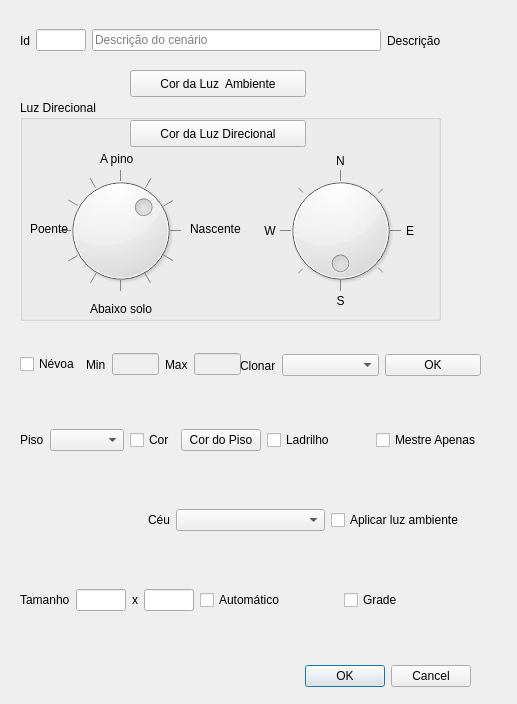
This is ifg/qt/ui/cenario.ui in matferib/tabuleiro-virtual as Qt 5 draws it before an edit. The edited form follows.
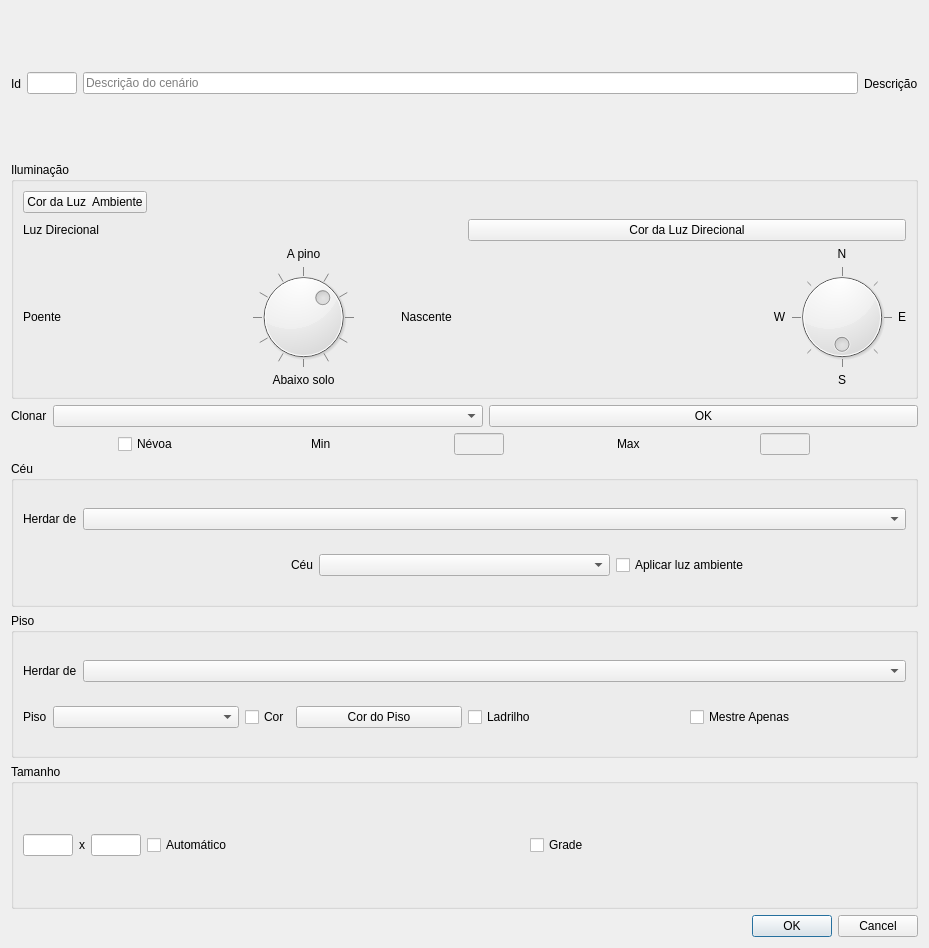
This is the edited form.

Commit message: ui cenario com combos de heranca

Diff of the .ui file:
```diff
--- a/ifg/qt/ui/cenario.ui
+++ b/ifg/qt/ui/cenario.ui
@@ -6,310 +6,139 @@
    <rect>
     <x>0</x>
     <y>0</y>
-    <width>517</width>
-    <height>704</height>
+    <width>929</width>
+    <height>948</height>
    </rect>
   </property>
   <property name="windowTitle">
    <string>Propriedades Tabuleiro</string>
   </property>
-  <widget class="QDialogButtonBox" name="botoes">
-   <property name="geometry">
-    <rect>
-     <x>130</x>
-     <y>660</y>
-     <width>341</width>
-     <height>32</height>
-    </rect>
-   </property>
-   <property name="orientation">
-    <enum>Qt::Horizontal</enum>
-   </property>
-   <property name="standardButtons">
-    <set>QDialogButtonBox::Cancel|QDialogButtonBox::Ok</set>
-   </property>
-  </widget>
-  <widget class="QWidget" name="horizontalLayoutWidget">
-   <property name="geometry">
-    <rect>
-     <x>20</x>
-     <y>400</y>
-     <width>461</width>
-     <height>80</height>
-    </rect>
-   </property>
-   <layout class="QHBoxLayout" name="horizontalLayout">
+  <layout class="QVBoxLayout" name="verticalLayout_4">
     <item>
-     <layout class="QHBoxLayout" name="horizontalLayout_8">
-      <item>
-       <widget class="QLabel" name="label">
-        <property name="sizePolicy">
-         <sizepolicy hsizetype="Fixed" vsizetype="Preferred">
-          <horstretch>0</horstretch>
-          <verstretch>0</verstretch>
-         </sizepolicy>
-        </property>
+    <layout class="QHBoxLayout" name="horizontalLayout_5">
+     <item alignment="Qt::AlignRight">
+      <widget class="QLabel" name="label_15">
         <property name="text">
-         <string>Piso</string>
-        </property>
-        <property name="alignment">
-         <set>Qt::AlignLeading|Qt::AlignLeft|Qt::AlignVCenter</set>
-        </property>
-       </widget>
-      </item>
-      <item>
-       <widget class="QComboBox" name="combo_fundo">
-        <property name="toolTip">
-         <string>Escolha o tipo de piso</string>
-        </property>
-       </widget>
-      </item>
-     </layout>
-    </item>
-    <item>
-     <layout class="QHBoxLayout" name="horizontalLayout_7">
-      <item>
-       <widget class="QCheckBox" name="checkbox_cor_piso">
-        <property name="sizePolicy">
-         <sizepolicy hsizetype="Fixed" vsizetype="Fixed">
-          <horstretch>0</horstretch>
-          <verstretch>0</verstretch>
-         </sizepolicy>
-        </property>
-        <property name="toolTip">
-         <string>Usar cor de piso?</string>
-        </property>
-        <property name="text">
-         <string>Cor</string>
-        </property>
-       </widget>
-      </item>
-      <item>
-       <widget class="QPushButton" name="botao_cor_piso">
-        <property name="text">
-         <string>Cor do Piso</string>
-        </property>
-       </widget>
-      </item>
-     </layout>
-    </item>
-    <item>
-     <widget class="QCheckBox" name="checkbox_ladrilho">
-      <property name="toolTip">
-       <string>Se marcado, aplicará a textura como um ladrilho (por quadrado)</string>
-      </property>
-      <property name="text">
-       <string>Ladrilho</string>
-      </property>
-     </widget>
-    </item>
-    <item>
-     <widget class="QCheckBox" name="checkbox_mestre_apenas">
-      <property name="toolTip">
-       <string>Se marcado, apenas mestre verá o piso</string>
-      </property>
-      <property name="text">
-       <string>Mestre Apenas</string>
-      </property>
-     </widget>
-    </item>
-   </layout>
-  </widget>
-  <widget class="QWidget" name="horizontalLayoutWidget_2">
-   <property name="geometry">
-    <rect>
-     <x>20</x>
-     <y>560</y>
-     <width>461</width>
-     <height>80</height>
-    </rect>
-   </property>
-   <layout class="QHBoxLayout" name="horizontalLayout_2">
-    <item>
-     <widget class="QLabel" name="label_11">
-      <property name="sizePolicy">
-       <sizepolicy hsizetype="Fixed" vsizetype="Fixed">
-        <horstretch>0</horstretch>
-        <verstretch>0</verstretch>
-       </sizepolicy>
-      </property>
-      <property name="text">
-       <string>Tamanho</string>
-      </property>
-      <property name="indent">
-       <number>-1</number>
-      </property>
-     </widget>
-    </item>
-    <item>
-     <widget class="QLineEdit" name="linha_largura">
-      <property name="sizePolicy">
-       <sizepolicy hsizetype="Fixed" vsizetype="Fixed">
-        <horstretch>0</horstretch>
-        <verstretch>0</verstretch>
-       </sizepolicy>
-      </property>
+        <string>Id</string>
+       </property>
+      </widget>
+     </item>
+     <item alignment="Qt::AlignLeft">
+      <widget class="QLineEdit" name="campo_id">
       <property name="maximumSize">
        <size>
         <width>50</width>
         <height>16777215</height>
        </size>
       </property>
-      <property name="toolTip">
-       <string>largura</string>
-      </property>
-      <property name="inputMask">
-       <string notr="true">099</string>
-      </property>
+       <property name="readOnly">
+        <bool>true</bool>
+       </property>
      </widget>
     </item>
     <item>
-     <widget class="QLabel" name="label_10">
-      <property name="sizePolicy">
-       <sizepolicy hsizetype="Fixed" vsizetype="Fixed">
-        <horstretch>0</horstretch>
-        <verstretch>0</verstretch>
-       </sizepolicy>
-      </property>
-      <property name="text">
-       <string>x</string>
+      <widget class="QLineEdit" name="campo_descricao">
+       <property name="readOnly">
+        <bool>false</bool>
+       </property>
+       <property name="placeholderText">
+        <string>Descrição do cenário</string>
       </property>
      </widget>
     </item>
     <item>
-     <widget class="QLineEdit" name="linha_altura">
-      <property name="sizePolicy">
-       <sizepolicy hsizetype="Fixed" vsizetype="Fixed">
-        <horstretch>0</horstretch>
-        <verstretch>0</verstretch>
-       </sizepolicy>
-      </property>
-      <property name="maximumSize">
-       <size>
-        <width>50</width>
-        <height>16777215</height>
-       </size>
-      </property>
-      <property name="toolTip">
-       <string>altura</string>
-      </property>
-      <property name="inputMask">
-       <string notr="true">099</string>
-      </property>
-     </widget>
-    </item>
-    <item>
-     <widget class="QCheckBox" name="checkbox_tamanho_automatico">
-      <property name="toolTip">
-       <string>Se marcado, o tamanho do tabuleiro será computado a partir do tamanho da textura.</string>
-      </property>
+      <widget class="QLabel" name="label_16">
       <property name="text">
-       <string>Automático</string>
+        <string>Descrição</string>
       </property>
      </widget>
     </item>
+    </layout>
+   </item>
     <item>
-     <widget class="QCheckBox" name="checkbox_grade">
-      <property name="toolTip">
-       <string>Se marcado, o tamanho do tabuleiro será computado a partir do tamanho da textura.</string>
-      </property>
-      <property name="text">
-       <string>Grade</string>
-      </property>
-     </widget>
-    </item>
-   </layout>
-  </widget>
+    <layout class="QHBoxLayout" name="horizontalLayout_9">
+     <item>
+      <widget class="QGroupBox" name="groupBox">
+       <property name="title">
+        <string>Iluminação</string>
+       </property>
+       <layout class="QVBoxLayout" name="verticalLayout">
+        <item>
   <widget class="QPushButton" name="botao_cor_ambiente">
-   <property name="geometry">
-    <rect>
-     <x>130</x>
-     <y>70</y>
-     <width>176</width>
-     <height>27</height>
-    </rect>
+          <property name="sizePolicy">
+           <sizepolicy hsizetype="Fixed" vsizetype="Fixed">
+            <horstretch>0</horstretch>
+            <verstretch>0</verstretch>
+           </sizepolicy>
    </property>
    <property name="text">
     <string>Cor da Luz  Ambiente</string>
    </property>
   </widget>
-  <widget class="QGroupBox" name="groupBox">
-   <property name="geometry">
-    <rect>
-     <x>20</x>
-     <y>100</y>
-     <width>421</width>
-     <height>221</height>
-    </rect>
-   </property>
-   <property name="title">
+        </item>
+        <item>
+         <layout class="QHBoxLayout" name="horizontalLayout_10">
+          <item>
+           <widget class="QLabel" name="label_18">
+            <property name="sizePolicy">
+             <sizepolicy hsizetype="Preferred" vsizetype="Fixed">
+              <horstretch>0</horstretch>
+              <verstretch>0</verstretch>
+             </sizepolicy>
+            </property>
+            <property name="text">
     <string>Luz Direcional</string>
    </property>
+           </widget>
+          </item>
+          <item>
    <widget class="QPushButton" name="botao_cor_direcional">
-    <property name="geometry">
-     <rect>
-      <x>110</x>
-      <y>20</y>
-      <width>176</width>
-      <height>27</height>
-     </rect>
+            <property name="sizePolicy">
+             <sizepolicy hsizetype="Minimum" vsizetype="Preferred">
+              <horstretch>0</horstretch>
+              <verstretch>0</verstretch>
+             </sizepolicy>
     </property>
     <property name="text">
      <string>Cor da Luz Direcional</string>
     </property>
    </widget>
-   <widget class="QDial" name="dial_inclinacao">
-    <property name="geometry">
-     <rect>
-      <x>40</x>
-      <y>70</y>
-      <width>121</width>
-      <height>121</height>
-     </rect>
-    </property>
-    <property name="toolTip">
-     <string>Inclinação da Luz</string>
-    </property>
-    <property name="minimum">
-     <number>0</number>
-    </property>
-    <property name="maximum">
-     <number>360</number>
-    </property>
-    <property name="value">
-     <number>135</number>
-    </property>
-    <property name="sliderPosition">
-     <number>135</number>
-    </property>
-    <property name="orientation">
-     <enum>Qt::Horizontal</enum>
-    </property>
-    <property name="invertedAppearance">
-     <bool>true</bool>
-    </property>
-    <property name="invertedControls">
-     <bool>true</bool>
-    </property>
-    <property name="wrapping">
-     <bool>true</bool>
-    </property>
-    <property name="notchTarget">
-     <double>30.000000000000000</double>
-    </property>
-    <property name="notchesVisible">
-     <bool>true</bool>
-    </property>
-   </widget>
+          </item>
+         </layout>
+        </item>
+        <item>
+         <layout class="QGridLayout" name="gridLayout">
+          <item row="1" column="6">
+           <widget class="QLabel" name="label_6">
+            <property name="sizePolicy">
+             <sizepolicy hsizetype="Minimum" vsizetype="Preferred">
+              <horstretch>0</horstretch>
+              <verstretch>0</verstretch>
+             </sizepolicy>
+            </property>
+            <property name="text">
+             <string>E</string>
+            </property>
+            <property name="alignment">
+             <set>Qt::AlignCenter</set>
+            </property>
+           </widget>
+          </item>
+          <item row="1" column="0">
+           <widget class="QLabel" name="label_7">
+            <property name="sizePolicy">
+             <sizepolicy hsizetype="MinimumExpanding" vsizetype="Preferred">
+              <horstretch>0</horstretch>
+              <verstretch>0</verstretch>
+             </sizepolicy>
+            </property>
+            <property name="text">
+             <string>Poente</string>
+            </property>
+           </widget>
+          </item>
+          <item row="2" column="5">
    <widget class="QLabel" name="label_3">
-    <property name="geometry">
-     <rect>
-      <x>300</x>
-      <y>190</y>
-      <width>41</width>
-      <height>21</height>
-     </rect>
-    </property>
     <property name="sizePolicy">
      <sizepolicy hsizetype="Minimum" vsizetype="Preferred">
       <horstretch>0</horstretch>
@@ -323,15 +152,9 @@
      <set>Qt::AlignCenter</set>
     </property>
    </widget>
+          </item>
+          <item row="1" column="5">
    <widget class="QDial" name="dial_posicao">
-    <property name="geometry">
-     <rect>
-      <x>260</x>
-      <y>70</y>
-      <width>121</width>
-      <height>121</height>
-     </rect>
-    </property>
     <property name="toolTip">
      <string>Posição da fonte de luz</string>
     </property>
@@ -366,100 +189,9 @@
      <bool>true</bool>
     </property>
    </widget>
-   <widget class="QLabel" name="label_4">
-    <property name="geometry">
-     <rect>
-      <x>300</x>
-      <y>50</y>
-      <width>41</width>
-      <height>21</height>
-     </rect>
-    </property>
-    <property name="sizePolicy">
-     <sizepolicy hsizetype="Minimum" vsizetype="Preferred">
-      <horstretch>0</horstretch>
-      <verstretch>0</verstretch>
-     </sizepolicy>
-    </property>
-    <property name="text">
-     <string>N</string>
-    </property>
-    <property name="alignment">
-     <set>Qt::AlignCenter</set>
-    </property>
-   </widget>
-   <widget class="QLabel" name="label_5">
-    <property name="geometry">
-     <rect>
-      <x>240</x>
-      <y>110</y>
-      <width>20</width>
-      <height>41</height>
-     </rect>
-    </property>
-    <property name="sizePolicy">
-     <sizepolicy hsizetype="Minimum" vsizetype="Preferred">
-      <horstretch>0</horstretch>
-      <verstretch>0</verstretch>
-     </sizepolicy>
-    </property>
-    <property name="text">
-     <string>W</string>
-    </property>
-    <property name="alignment">
-     <set>Qt::AlignCenter</set>
-    </property>
-   </widget>
-   <widget class="QLabel" name="label_6">
-    <property name="geometry">
-     <rect>
-      <x>380</x>
-      <y>110</y>
-      <width>20</width>
-      <height>41</height>
-     </rect>
-    </property>
-    <property name="sizePolicy">
-     <sizepolicy hsizetype="Minimum" vsizetype="Preferred">
-      <horstretch>0</horstretch>
-      <verstretch>0</verstretch>
-     </sizepolicy>
-    </property>
-    <property name="text">
-     <string>E</string>
-    </property>
-    <property name="alignment">
-     <set>Qt::AlignCenter</set>
-    </property>
-   </widget>
-   <widget class="QLabel" name="label_7">
-    <property name="geometry">
-     <rect>
-      <x>10</x>
-      <y>120</y>
-      <width>50</width>
-      <height>17</height>
-     </rect>
-    </property>
-    <property name="sizePolicy">
-     <sizepolicy hsizetype="MinimumExpanding" vsizetype="Preferred">
-      <horstretch>0</horstretch>
-      <verstretch>0</verstretch>
-     </sizepolicy>
-    </property>
-    <property name="text">
-     <string>Poente</string>
-    </property>
-   </widget>
+          </item>
+          <item row="0" column="1">
    <widget class="QLabel" name="label_9">
-    <property name="geometry">
-     <rect>
-      <x>80</x>
-      <y>50</y>
-      <width>43</width>
-      <height>17</height>
-     </rect>
-    </property>
     <property name="sizePolicy">
      <sizepolicy hsizetype="MinimumExpanding" vsizetype="Preferred">
       <horstretch>0</horstretch>
@@ -469,35 +201,13 @@
     <property name="text">
      <string>A pino</string>
     </property>
-   </widget>
-   <widget class="QLabel" name="label_8">
-    <property name="geometry">
-     <rect>
-      <x>70</x>
-      <y>200</y>
-      <width>78</width>
-      <height>17</height>
-     </rect>
-    </property>
-    <property name="sizePolicy">
-     <sizepolicy hsizetype="MinimumExpanding" vsizetype="Preferred">
-      <horstretch>0</horstretch>
-      <verstretch>0</verstretch>
-     </sizepolicy>
-    </property>
-    <property name="text">
-     <string>Abaixo solo</string>
-    </property>
-   </widget>
+            <property name="alignment">
+             <set>Qt::AlignCenter</set>
+            </property>
+           </widget>
+          </item>
+          <item row="1" column="2">
    <widget class="QLabel" name="label_2">
-    <property name="geometry">
-     <rect>
-      <x>170</x>
-      <y>120</y>
-      <width>64</width>
-      <height>17</height>
-     </rect>
-    </property>
     <property name="sizePolicy">
      <sizepolicy hsizetype="MinimumExpanding" vsizetype="Preferred">
       <horstretch>0</horstretch>
@@ -508,16 +218,140 @@
      <string>Nascente</string>
     </property>
    </widget>
-  </widget>
-  <widget class="QWidget" name="horizontalLayoutWidget_3">
-   <property name="geometry">
-    <rect>
-     <x>20</x>
-     <y>329</y>
-     <width>221</width>
-     <height>71</height>
-    </rect>
-   </property>
+          </item>
+          <item row="1" column="1">
+           <widget class="QDial" name="dial_inclinacao">
+            <property name="toolTip">
+             <string>Inclinação da Luz</string>
+            </property>
+            <property name="minimum">
+             <number>0</number>
+            </property>
+            <property name="maximum">
+             <number>360</number>
+            </property>
+            <property name="value">
+             <number>135</number>
+            </property>
+            <property name="sliderPosition">
+             <number>135</number>
+            </property>
+            <property name="orientation">
+             <enum>Qt::Horizontal</enum>
+            </property>
+            <property name="invertedAppearance">
+             <bool>true</bool>
+            </property>
+            <property name="invertedControls">
+             <bool>true</bool>
+            </property>
+            <property name="wrapping">
+             <bool>true</bool>
+            </property>
+            <property name="notchTarget">
+             <double>30.000000000000000</double>
+            </property>
+            <property name="notchesVisible">
+             <bool>true</bool>
+            </property>
+           </widget>
+          </item>
+          <item row="2" column="1">
+           <widget class="QLabel" name="label_8">
+            <property name="sizePolicy">
+             <sizepolicy hsizetype="MinimumExpanding" vsizetype="Preferred">
+              <horstretch>0</horstretch>
+              <verstretch>0</verstretch>
+             </sizepolicy>
+            </property>
+            <property name="text">
+             <string>Abaixo solo</string>
+            </property>
+            <property name="alignment">
+             <set>Qt::AlignCenter</set>
+            </property>
+           </widget>
+          </item>
+          <item row="1" column="4">
+           <widget class="QLabel" name="label_5">
+            <property name="sizePolicy">
+             <sizepolicy hsizetype="Minimum" vsizetype="Preferred">
+              <horstretch>0</horstretch>
+              <verstretch>0</verstretch>
+             </sizepolicy>
+            </property>
+            <property name="text">
+             <string>W</string>
+            </property>
+            <property name="alignment">
+             <set>Qt::AlignCenter</set>
+            </property>
+           </widget>
+          </item>
+          <item row="1" column="3">
+           <spacer name="horizontalSpacer">
+            <property name="orientation">
+             <enum>Qt::Horizontal</enum>
+            </property>
+            <property name="sizeHint" stdset="0">
+             <size>
+              <width>40</width>
+              <height>20</height>
+             </size>
+            </property>
+           </spacer>
+          </item>
+          <item row="0" column="5">
+           <widget class="QLabel" name="label_4">
+            <property name="sizePolicy">
+             <sizepolicy hsizetype="Minimum" vsizetype="Preferred">
+              <horstretch>0</horstretch>
+              <verstretch>0</verstretch>
+             </sizepolicy>
+            </property>
+            <property name="text">
+             <string>N</string>
+            </property>
+            <property name="alignment">
+             <set>Qt::AlignCenter</set>
+            </property>
+           </widget>
+          </item>
+         </layout>
+        </item>
+       </layout>
+      </widget>
+     </item>
+    </layout>
+   </item>
+   <item>
+    <layout class="QHBoxLayout" name="horizontalLayout_6">
+     <item>
+      <widget class="QLabel" name="label_17">
+       <property name="sizePolicy">
+        <sizepolicy hsizetype="Fixed" vsizetype="Preferred">
+         <horstretch>0</horstretch>
+         <verstretch>0</verstretch>
+        </sizepolicy>
+       </property>
+       <property name="text">
+        <string>Clonar</string>
+       </property>
+      </widget>
+     </item>
+     <item>
+      <widget class="QComboBox" name="combo_id_cenario"/>
+     </item>
+     <item>
+      <widget class="QPushButton" name="botao_clonar">
+       <property name="text">
+        <string>OK</string>
+       </property>
+      </widget>
+     </item>
+    </layout>
+   </item>
+   <item>
    <layout class="QHBoxLayout" name="horizontalLayout_3">
     <item>
      <widget class="QCheckBox" name="checkbox_nevoa">
@@ -591,16 +425,34 @@
      </widget>
     </item>
    </layout>
-  </widget>
-  <widget class="QWidget" name="horizontalLayoutWidget_4">
-   <property name="geometry">
-    <rect>
-     <x>20</x>
-     <y>480</y>
-     <width>461</width>
-     <height>80</height>
-    </rect>
-   </property>
+   </item>
+   <item>
+    <widget class="QGroupBox" name="groupBox_3">
+     <property name="title">
+      <string>Céu</string>
+     </property>
+     <layout class="QVBoxLayout" name="verticalLayout_3">
+      <item>
+       <layout class="QHBoxLayout" name="horizontalLayout_12">
+        <item>
+         <widget class="QLabel" name="label_20">
+          <property name="sizePolicy">
+           <sizepolicy hsizetype="Fixed" vsizetype="Preferred">
+            <horstretch>0</horstretch>
+            <verstretch>0</verstretch>
+           </sizepolicy>
+          </property>
+          <property name="text">
+           <string>Herdar de</string>
+          </property>
+         </widget>
+        </item>
+        <item>
+         <widget class="QComboBox" name="combo_herdar_ceu"/>
+        </item>
+       </layout>
+      </item>
+      <item>
    <layout class="QHBoxLayout" name="horizontalLayout_4">
     <item>
      <widget class="QLabel" name="label_14">
@@ -626,91 +478,218 @@
      </widget>
     </item>
    </layout>
-  </widget>
-  <widget class="QWidget" name="horizontalLayoutWidget_5">
-   <property name="geometry">
-    <rect>
-     <x>20</x>
-     <y>20</y>
-     <width>421</width>
-     <height>41</height>
-    </rect>
-   </property>
-   <layout class="QHBoxLayout" name="horizontalLayout_5">
-    <item alignment="Qt::AlignRight">
-     <widget class="QLabel" name="label_15">
+      </item>
+     </layout>
+    </widget>
+   </item>
+   <item>
+    <widget class="QGroupBox" name="groupBox_2">
+     <property name="title">
+      <string>Piso</string>
+     </property>
+     <layout class="QVBoxLayout" name="verticalLayout_2">
+      <item>
+       <layout class="QHBoxLayout" name="horizontalLayout_11">
+        <item>
+         <widget class="QLabel" name="label_19">
+          <property name="sizePolicy">
+           <sizepolicy hsizetype="Fixed" vsizetype="Preferred">
+            <horstretch>0</horstretch>
+            <verstretch>0</verstretch>
+           </sizepolicy>
+          </property>
       <property name="text">
-       <string>Id</string>
+           <string>Herdar de</string>
       </property>
      </widget>
     </item>
-    <item alignment="Qt::AlignLeft">
-     <widget class="QLineEdit" name="campo_id">
-      <property name="maximumSize">
-       <size>
-        <width>50</width>
-        <height>16777215</height>
-       </size>
-      </property>
-      <property name="readOnly">
-       <bool>true</bool>
-      </property>
+        <item>
+         <widget class="QComboBox" name="combo_herdar_piso"/>
+        </item>
+       </layout>
+      </item>
+      <item>
+       <layout class="QHBoxLayout" name="horizontalLayout">
+        <item>
+         <layout class="QHBoxLayout" name="horizontalLayout_8">
+          <item>
+           <widget class="QLabel" name="label">
+            <property name="sizePolicy">
+             <sizepolicy hsizetype="Fixed" vsizetype="Preferred">
+              <horstretch>0</horstretch>
+              <verstretch>0</verstretch>
+             </sizepolicy>
+            </property>
+            <property name="text">
+             <string>Piso</string>
+            </property>
+            <property name="alignment">
+             <set>Qt::AlignLeading|Qt::AlignLeft|Qt::AlignVCenter</set>
+            </property>
      </widget>
     </item>
     <item>
-     <widget class="QLineEdit" name="campo_descricao">
-      <property name="readOnly">
-       <bool>false</bool>
-      </property>
-      <property name="placeholderText">
-       <string>Descrição do cenário</string>
-      </property>
+           <widget class="QComboBox" name="combo_fundo">
+            <property name="toolTip">
+             <string>Escolha o tipo de piso</string>
+            </property>
+           </widget>
+          </item>
+         </layout>
+        </item>
+        <item>
+         <layout class="QHBoxLayout" name="horizontalLayout_7">
+          <item>
+           <widget class="QCheckBox" name="checkbox_cor_piso">
+            <property name="sizePolicy">
+             <sizepolicy hsizetype="Fixed" vsizetype="Fixed">
+              <horstretch>0</horstretch>
+              <verstretch>0</verstretch>
+             </sizepolicy>
+            </property>
+            <property name="toolTip">
+             <string>Usar cor de piso?</string>
+            </property>
+            <property name="text">
+             <string>Cor</string>
+            </property>
      </widget>
     </item>
     <item>
-     <widget class="QLabel" name="label_16">
+           <widget class="QPushButton" name="botao_cor_piso">
       <property name="text">
-       <string>Descrição</string>
+             <string>Cor do Piso</string>
       </property>
      </widget>
     </item>
    </layout>
-  </widget>
-  <widget class="QWidget" name="horizontalLayoutWidget_6">
-   <property name="geometry">
-    <rect>
-     <x>240</x>
-     <y>330</y>
-     <width>241</width>
-     <height>71</height>
-    </rect>
-   </property>
-   <layout class="QHBoxLayout" name="horizontalLayout_6">
+        </item>
+        <item>
+         <widget class="QCheckBox" name="checkbox_ladrilho">
+          <property name="toolTip">
+           <string>Se marcado, aplicará a textura como um ladrilho (por quadrado)</string>
+          </property>
+          <property name="text">
+           <string>Ladrilho</string>
+          </property>
+         </widget>
+        </item>
+        <item>
+         <widget class="QCheckBox" name="checkbox_mestre_apenas">
+          <property name="toolTip">
+           <string>Se marcado, apenas mestre verá o piso</string>
+          </property>
+          <property name="text">
+           <string>Mestre Apenas</string>
+          </property>
+         </widget>
+        </item>
+       </layout>
+      </item>
+     </layout>
+    </widget>
+   </item>
     <item>
-     <widget class="QLabel" name="label_17">
+    <widget class="QGroupBox" name="groupBox_4">
+     <property name="title">
+      <string>Tamanho</string>
+     </property>
+     <layout class="QHBoxLayout" name="horizontalLayout_13">
+      <item>
+       <layout class="QHBoxLayout" name="horizontalLayout_2">
+        <item>
+         <widget class="QLineEdit" name="linha_largura">
       <property name="sizePolicy">
-       <sizepolicy hsizetype="Fixed" vsizetype="Preferred">
+           <sizepolicy hsizetype="Fixed" vsizetype="Fixed">
         <horstretch>0</horstretch>
         <verstretch>0</verstretch>
        </sizepolicy>
       </property>
+          <property name="maximumSize">
+           <size>
+            <width>50</width>
+            <height>16777215</height>
+           </size>
+          </property>
+          <property name="toolTip">
+           <string>largura</string>
+          </property>
+          <property name="inputMask">
+           <string notr="true">099</string>
+          </property>
+         </widget>
+        </item>
+        <item>
+         <widget class="QLabel" name="label_10">
+          <property name="sizePolicy">
+           <sizepolicy hsizetype="Fixed" vsizetype="Fixed">
+            <horstretch>0</horstretch>
+            <verstretch>0</verstretch>
+           </sizepolicy>
+          </property>
       <property name="text">
-       <string>Clonar</string>
+           <string>x</string>
       </property>
      </widget>
     </item>
     <item>
-     <widget class="QComboBox" name="combo_id_cenario"/>
+         <widget class="QLineEdit" name="linha_altura">
+          <property name="sizePolicy">
+           <sizepolicy hsizetype="Fixed" vsizetype="Fixed">
+            <horstretch>0</horstretch>
+            <verstretch>0</verstretch>
+           </sizepolicy>
+          </property>
+          <property name="maximumSize">
+           <size>
+            <width>50</width>
+            <height>16777215</height>
+           </size>
+          </property>
+          <property name="toolTip">
+           <string>altura</string>
+          </property>
+          <property name="inputMask">
+           <string notr="true">099</string>
+          </property>
+         </widget>
     </item>
     <item>
-     <widget class="QPushButton" name="botao_clonar">
+         <widget class="QCheckBox" name="checkbox_tamanho_automatico">
+          <property name="toolTip">
+           <string>Se marcado, o tamanho do tabuleiro será computado a partir do tamanho da textura.</string>
+          </property>
       <property name="text">
-       <string>OK</string>
+           <string>Automático</string>
       </property>
      </widget>
     </item>
-   </layout>
-  </widget>
+        <item>
+         <widget class="QCheckBox" name="checkbox_grade">
+          <property name="toolTip">
+           <string>Se marcado, o tamanho do tabuleiro será computado a partir do tamanho da textura.</string>
+          </property>
+          <property name="text">
+           <string>Grade</string>
+          </property>
+         </widget>
+        </item>
+       </layout>
+      </item>
+     </layout>
+    </widget>
+   </item>
+   <item>
+    <widget class="QDialogButtonBox" name="botoes">
+     <property name="orientation">
+      <enum>Qt::Horizontal</enum>
+     </property>
+     <property name="standardButtons">
+      <set>QDialogButtonBox::Cancel|QDialogButtonBox::Ok</set>
+     </property>
+    </widget>
+   </item>
+  </layout>
  </widget>
  <resources/>
  <connections>
```
Lines whose indentation alone changed are shown as unchanged.
